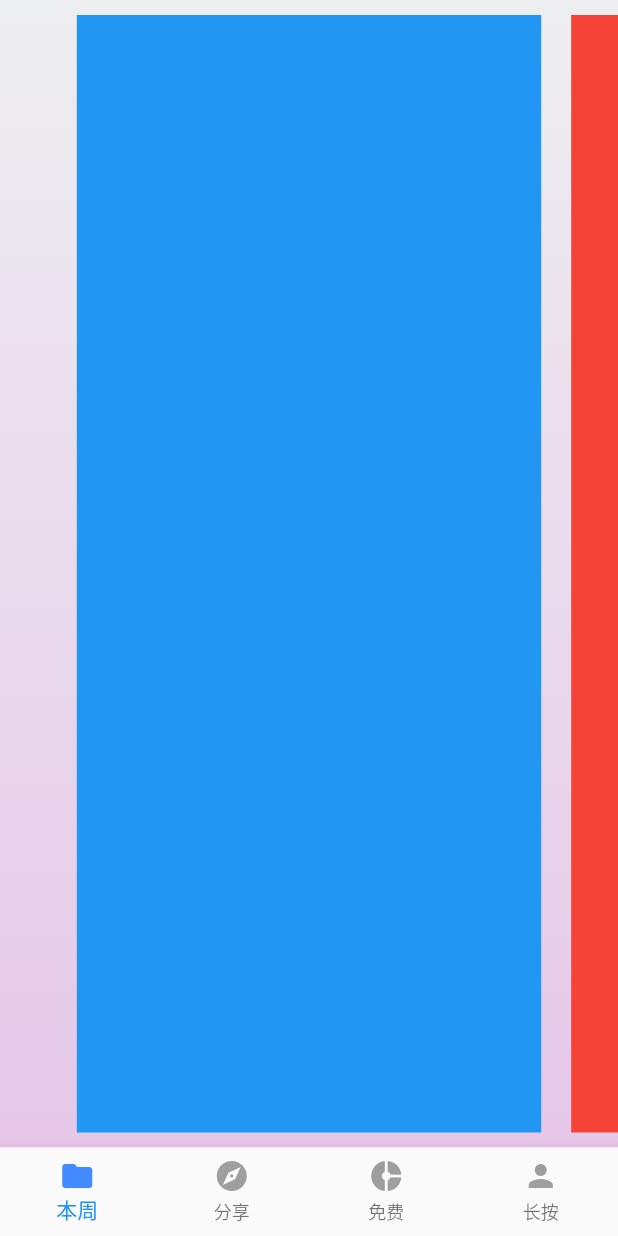
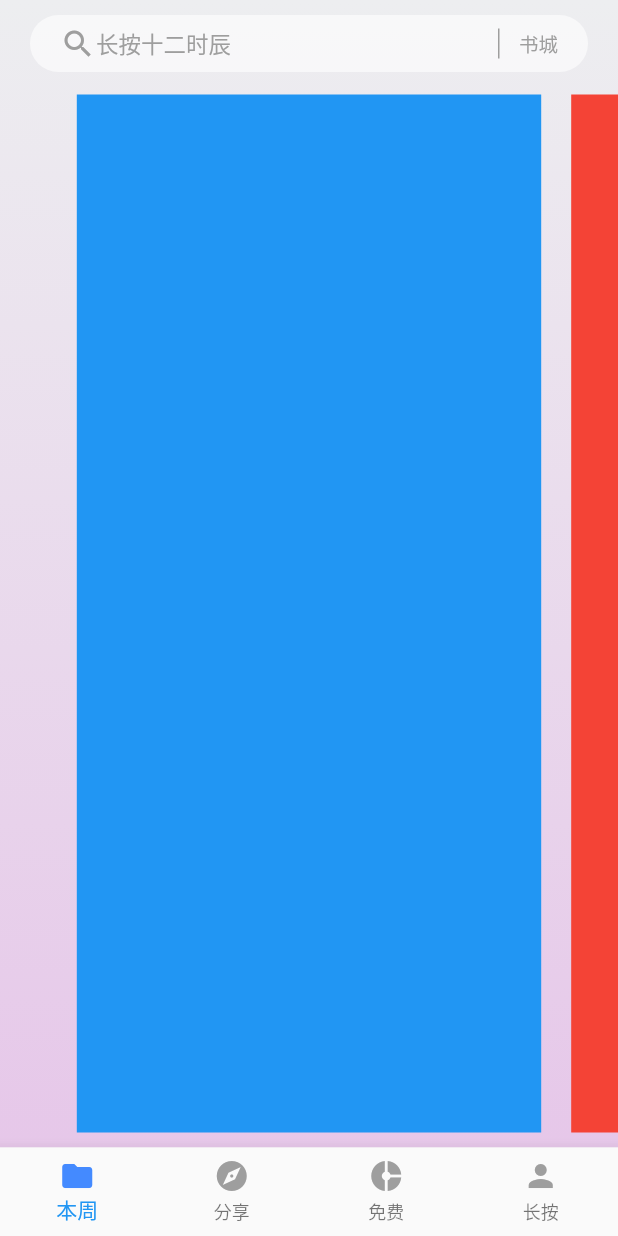
Before and after one commit to langzilang/ctrip-flutter, a Flutter app: the screen it shows after launch, on a phone screen of 412 x 824 dp. Run offline on Flutter 3.47's test engine with Material 2 defaults, Android fonts, the phone set to English and light mode, and no system bars.

Commit message:
custom_appbar

```diff
--- a/lib/content_pager.dart
+++ b/lib/content_pager.dart
@@ -1,4 +1,6 @@
 import 'package:flutter/material.dart';
+import 'package:flutter/services.dart';
+import 'package:flutter_app/custom_appbar.dart';
 
 class ContentPager extends StatefulWidget {
   final ValueChanged<int> onPageChanged;
@@ -28,6 +30,7 @@ class _ContentPagerState extends State<ContentPager> {
     if(widget.contentPagerController!=null){
       widget.contentPagerController._pageController = _pageController;
     }
+    _statusBar();
     super.initState();
   }
   @override
@@ -35,6 +38,7 @@ class _ContentPagerState extends State<ContentPager> {
     return Column(
       children: <Widget>[
         //appBar
+        CustomAppBar(),
         Expanded(
           //高度撑开，否则在Column中没有高度会报警
             child: PageView(
@@ -58,6 +62,19 @@ class _ContentPagerState extends State<ContentPager> {
     ),
     );
   }
+  //状态栏样式--沉浸式状态栏
+  _statusBar(){
+    //黑色沉浸式状态栏，基于SystemUiOverlayStyle.dark 修改了 statusBarColor
+    SystemUiOverlayStyle uiOverlayStyle = SystemUiOverlayStyle(
+      systemNavigationBarColor: Color(0xFF000000),
+      systemNavigationBarDividerColor: null,
+      statusBarColor: Colors.transparent,
+      systemNavigationBarIconBrightness: Brightness.light,
+      statusBarIconBrightness: Brightness.dark,
+      statusBarBrightness: Brightness.light,
+    );
+    SystemChrome.setSystemUIOverlayStyle(uiOverlayStyle);
+  }
 }
 //内容区域控制器
 class ContentPagerController{
--- /dev/null
+++ b/lib/custom_appbar.dart
@@ -0,0 +1,49 @@
+import 'package:flutter/material.dart';
+
+class CustomAppBar extends StatelessWidget {
+  const CustomAppBar({Key key}) : super(key: key);
+
+  @override
+  Widget build(BuildContext context) {
+    double paddingTop = MediaQuery.of(context).padding.top;
+    return Container(
+      margin: EdgeInsets.fromLTRB(20, paddingTop + 10 , 20, 5),
+      padding: EdgeInsets.fromLTRB(20, 7, 20, 7),
+      decoration: BoxDecoration(
+        borderRadius: BorderRadius.circular(19),color: Colors.white60
+      ),
+
+      child: Row(
+        children: <Widget>[
+          Icon(
+            Icons.search,
+            color:Colors.grey,
+
+          ),
+          Expanded(
+              //撑开宽度
+            child: Text(
+                '长按十二时辰',
+                style: TextStyle(
+                    fontSize: 15,
+                    color: Colors.grey
+                )
+            )
+          ),
+          Container(
+            width: 1,
+            height: 20,
+            margin: EdgeInsets.only(right: 13),
+            decoration: BoxDecoration(color: Colors.grey),
+          ),
+          Text(
+            '书城',
+            style: TextStyle(
+            fontSize: 13,
+            color: Colors.grey
+          ),)
+        ],
+      ),
+    );
+  }
+}
```
